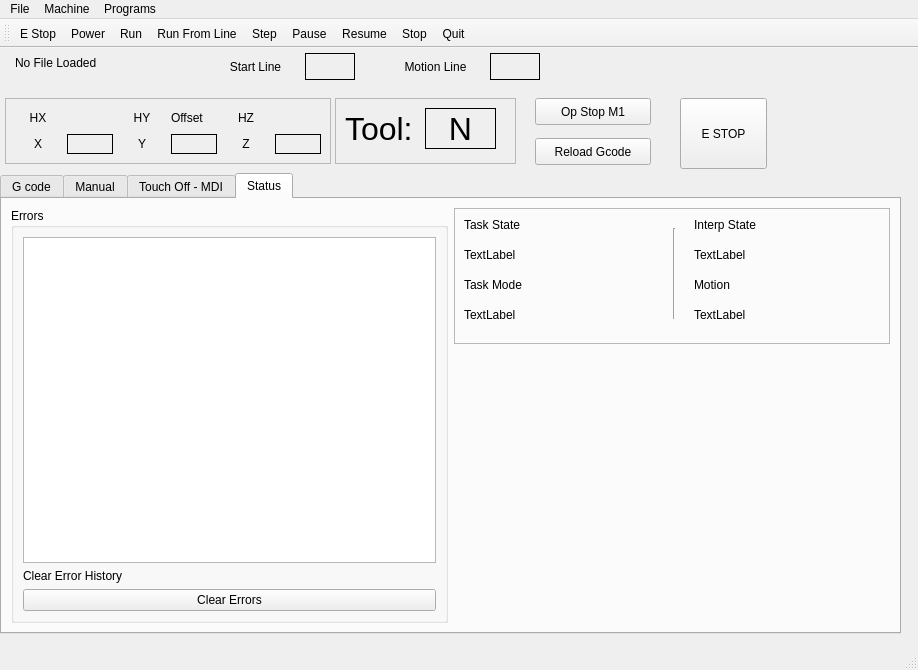
Before: the Qt Designer form examples/mill_3/mill_3.ui in jethornton/flexgui, drawn with Qt 5.
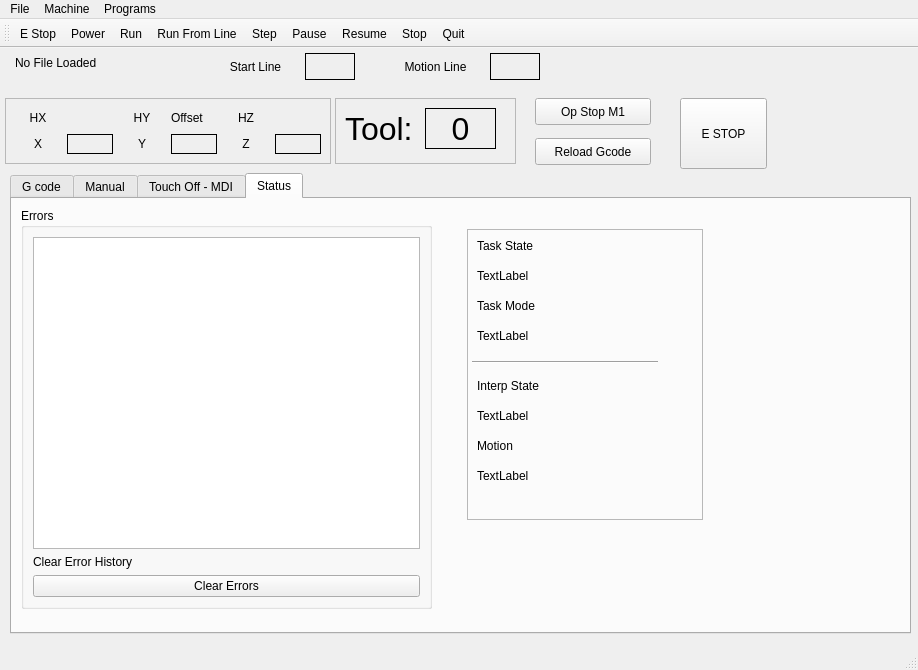
After: the same form once the commit is applied. The open tabs and pages were chosen to show the change.

Diff of the .ui file:
```diff
--- a/examples/mill_3/mill_3.ui
+++ b/examples/mill_3/mill_3.ui
@@ -10,6 +10,12 @@
     <height>670</height>
    </rect>
   </property>
+  <property name="minimumSize">
+   <size>
+    <width>918</width>
+    <height>670</height>
+   </size>
+  </property>
   <property name="windowTitle">
    <string>MainWindow</string>
   </property>
@@ -200,7 +206,7 @@
    <widget class="QTabWidget" name="tabWidget">
     <property name="geometry">
      <rect>
-      <x>0</x>
+      <x>10</x>
       <y>125</y>
       <width>901</width>
       <height>461</height>
@@ -2127,9 +2133,15 @@
      <attribute name="title">
       <string>Status</string>
      </attribute>
-     <layout class="QGridLayout" name="gridLayout_10">
-      <item row="0" column="0" rowspan="3">
        <widget class="QGroupBox" name="groupBox_2">
+      <property name="geometry">
+       <rect>
+        <x>9</x>
+        <y>9</y>
+        <width>411</width>
+        <height>401</height>
+       </rect>
+      </property>
         <property name="title">
          <string>Errors</string>
         </property>
@@ -2153,22 +2165,15 @@
          </item>
         </layout>
        </widget>
-      </item>
-      <item row="2" column="1">
-       <spacer name="horizontalSpacer_4">
-        <property name="orientation">
-         <enum>Qt::Horizontal</enum>
-        </property>
-        <property name="sizeHint" stdset="0">
-         <size>
-          <width>40</width>
-          <height>20</height>
-         </size>
-        </property>
-       </spacer>
-      </item>
-      <item row="0" column="1">
        <widget class="QFrame" name="frame_6">
+      <property name="geometry">
+       <rect>
+        <x>455</x>
+        <y>30</y>
+        <width>236</width>
+        <height>291</height>
+       </rect>
+      </property>
         <property name="frameShape">
          <enum>QFrame::StyledPanel</enum>
         </property>
@@ -2230,8 +2235,8 @@
         <widget class="QLabel" name="motion_mode_lb">
          <property name="geometry">
           <rect>
-           <x>240</x>
-           <y>90</y>
+         <x>10</x>
+         <y>230</y>
            <width>151</width>
            <height>34</height>
           </rect>
@@ -2243,8 +2248,8 @@
         <widget class="QLabel" name="interp_state_lb">
          <property name="geometry">
           <rect>
-           <x>240</x>
-           <y>30</y>
+         <x>10</x>
+         <y>170</y>
            <width>151</width>
            <height>34</height>
           </rect>
@@ -2256,8 +2261,8 @@
         <widget class="QLabel" name="label_22">
          <property name="geometry">
           <rect>
-           <x>240</x>
-           <y>60</y>
+         <x>10</x>
+         <y>200</y>
            <width>131</width>
            <height>34</height>
           </rect>
@@ -2269,8 +2274,8 @@
         <widget class="QLabel" name="label_18">
          <property name="geometry">
           <rect>
-           <x>240</x>
-           <y>0</y>
+         <x>10</x>
+         <y>140</y>
            <width>151</width>
            <height>34</height>
           </rect>
@@ -2282,19 +2287,17 @@
         <widget class="Line" name="line_2">
          <property name="geometry">
           <rect>
-           <x>210</x>
-           <y>20</y>
-           <width>20</width>
-           <height>91</height>
+         <x>5</x>
+         <y>125</y>
+         <width>186</width>
+         <height>16</height>
           </rect>
          </property>
          <property name="orientation">
-          <enum>Qt::Vertical</enum>
+        <enum>Qt::Horizontal</enum>
          </property>
         </widget>
        </widget>
-      </item>
-     </layout>
     </widget>
    </widget>
    <widget class="QPushButton" name="optional_stop_pb">
@@ -2488,7 +2491,7 @@
       <enum>QFrame::Box</enum>
      </property>
      <property name="text">
-      <string>N</string>
+      <string>0</string>
      </property>
      <property name="alignment">
       <set>Qt::AlignCenter</set>
```
Left out of the diff: 83 changed lines with no effect on the pictures. Lines whose indentation alone changed are shown as unchanged.
